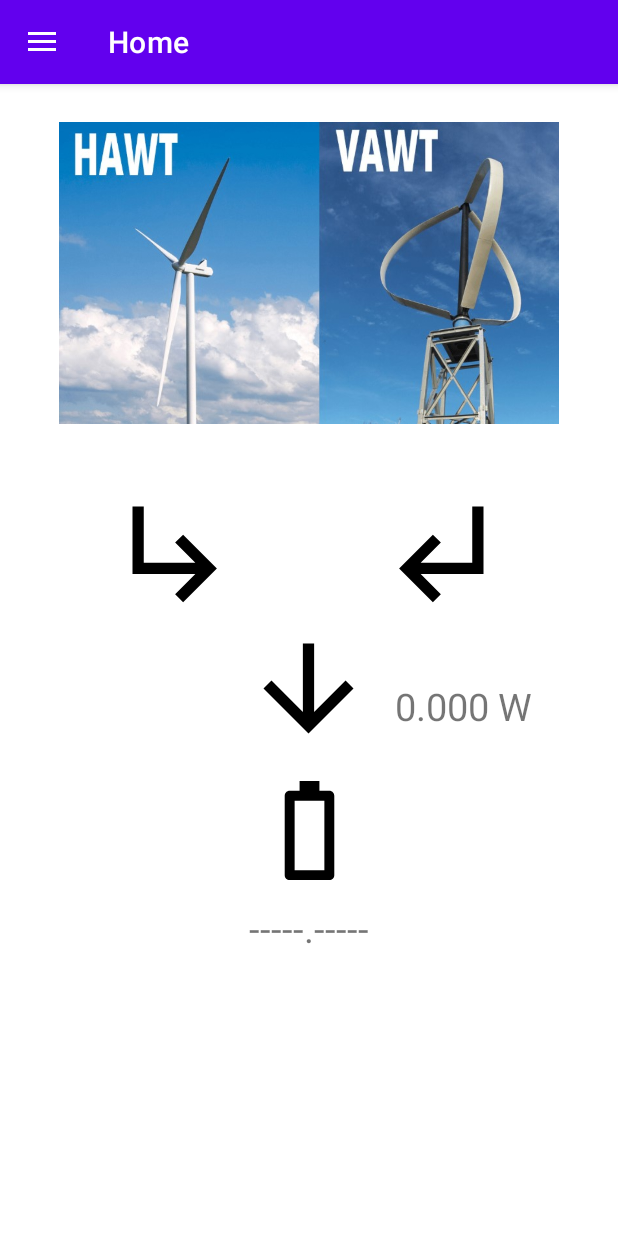
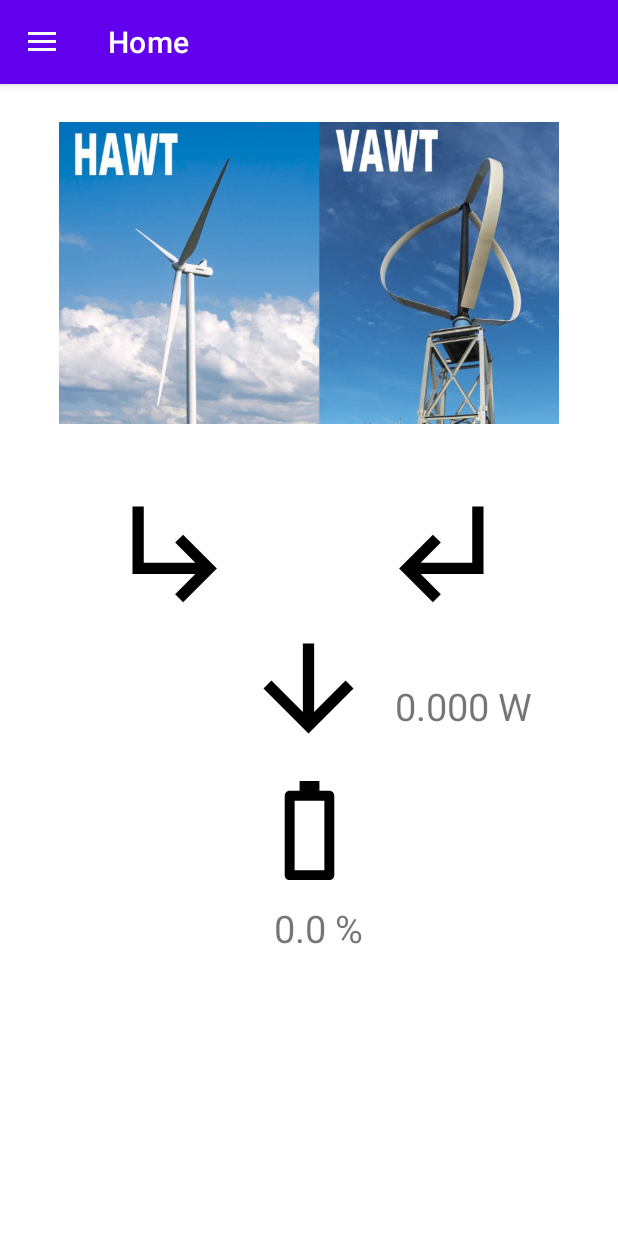
Before and after one commit to ckkirk24/ECEN-404-Group-12-Wind-Power, an Android app: the screen it shows after launch (MainActivity), on a phone screen of 412 x 824 dp. Run offline under Robolectric (Android 15) with nearby library versions, the phone set to English and light mode, and no system bars; our stand-ins replace navigation-ui; libraries missing offline, so code that uses them is left out: com.androidplot.util, com.androidplot.xy; plain views replace XYPlot; 11 statements that could not run were skipped.

Commit message:
TextViews on home page no longer disappear. But not updating properly. Can send hardcoded float to ESP32.

```diff
--- a/android_app/app/src/main/java/com/example/menutest/MainActivity.kt
+++ b/android_app/app/src/main/java/com/example/menutest/MainActivity.kt
@@ -9,7 +9,9 @@ import android.content.pm.PackageManager
 import android.graphics.Color
 import android.os.Build
 import android.os.Bundle
+import android.util.Log
 import android.view.Menu
+import android.widget.EditText
 import android.widget.TextView
 import android.widget.Toast
 import androidx.annotation.RequiresApi
@@ -89,6 +91,8 @@ class MainActivity : AppCompatActivity() {
 
     }
 
+
+
     override fun onCreateOptionsMenu(menu: Menu): Boolean {
         // Inflate the menu; this adds items to the action bar if it is present.
         menuInflater.inflate(R.menu.main, menu)
@@ -105,9 +109,19 @@ class MainActivity : AppCompatActivity() {
     fun BTsetup(){
         val myTextView = findViewById<TextView>(R.id.myTextView)
         val textView2 = findViewById<TextView>(R.id.textView2)
-        val desiredCharge = findViewById<TextView>(R.id.display_text)
-        val myVariableText = "Hello, world!"
-        myTextView.text = myVariableText
+
+        val fragmentManager = supportFragmentManager
+        val fragment = fragmentManager.findFragmentById(R.id.nav_settings)
+        // Step 4: Access the EditText within the fragment
+        val editTextInFragment = fragment?.view?.findViewById<EditText>(R.id.edit_text)
+
+        // Step 5: Get the text from the EditText
+        val textFromEditText = editTextInFragment?.text.toString()
+
+//        val desiredCharge = findViewById<EditText>(R.id.edit_text)
+        Log.d("SETTINGS", "Text from EditText: $textFromEditText")
+//        val myVariableText = "Hello, world!"
+//        myTextView.text = myVariableText
         //get the BT adapter from Android API
         val bluetoothManager: BluetoothManager = getSystemService(BluetoothManager::class.java)
         val bluetoothAdapter: BluetoothAdapter? = bluetoothManager.getAdapter()
@@ -197,14 +211,13 @@ class MainActivity : AppCompatActivity() {
 
                         // writing to the ESP32
                         val dataToSend = 5.5f // Float value to send
+//                        val dataToSend = desiredCharge.text.toString().toFloat()
                         val byteBuffer = ByteBuffer.allocate(4).order(ByteOrder.LITTLE_ENDIAN).putFloat(dataToSend)
                         val dataBytes = byteBuffer.array()
 
-                        for (byte in dataBytes) {
-                            println(byte)
-                        }
 
-                        outputStream.write(dataBytes) // Send the byte array over Bluetooth
+
+                        outputStream.write(dataBytes) // Send data to ESP32 over Bluetooth
 
 
                     }
--- a/android_app/app/src/main/java/com/example/menutest/ui/home/HomeFragment.kt
+++ b/android_app/app/src/main/java/com/example/menutest/ui/home/HomeFragment.kt
@@ -35,12 +35,30 @@ class HomeFragment : Fragment() {
 
         _binding = FragmentHomeBinding.inflate(inflater, container, false)
         val root: View = binding.root
-//        binding.myTextView.text = String.format("%5.1f %%", chargePercent)
-//        binding.textView2.text = String.format("%5.3f W", powerOutput)
+        binding.myTextView.text = String.format("%5.1f %%", chargePercent)
+        binding.textView2.text = String.format("%5.3f W", powerOutput)
+        val thread2 = Thread(Runnable{
+            activity?.runOnUiThread {
+                // Update UI components here
+                updateData()
+            }
+        })
+        thread2.start()
         return root
     }
     // empty battery display
-
+    private fun updateData() {
+        val mainActivity = activity as MainActivity
+//        super.onResume()
+//        while (true) {
+            val chargePercent = mainActivity.chargePercent
+            val powerOutput = mainActivity.powerOutput
+//            activity?.runOnUiThread  {
+                binding.myTextView.text = String.format("%5.1f %%", chargePercent)
+                binding.textView2.text = String.format("%5.3f W", powerOutput)
+//            }
+//        }
+    }
     fun batteryUpdate(
          ChargeLevel: Int)
     {
@@ -53,8 +71,8 @@ class HomeFragment : Fragment() {
 //        battery0.setVisibility(View.GONE);
 //    }
     }
-    override fun onDestroyView() {
-        super.onDestroyView()
-        _binding = null
-    }
+//    override fun onDestroyView() {
+//        super.onDestroyView()
+//        _binding = null
+//    }
 }
```
Also changed, not shown: android_app/app/src/main/java/com/example/menutest/ui/settings/Settingsfragment.kt (+5 -3 lines).
